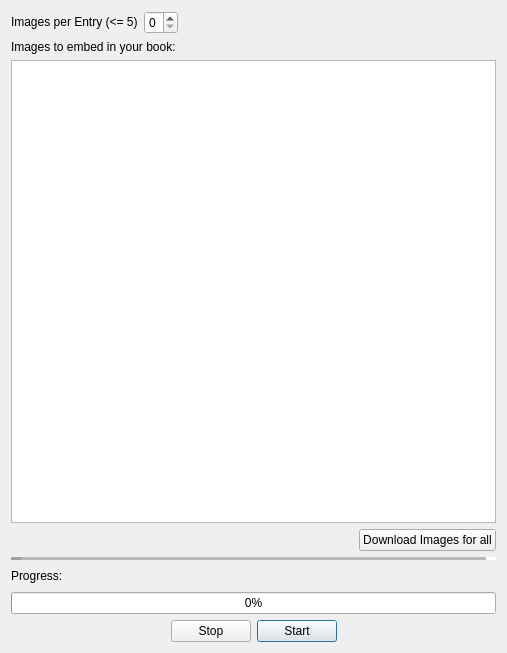
First picture: the form in design/textdialog.ui, repository kokimame/joytan, before the edit.
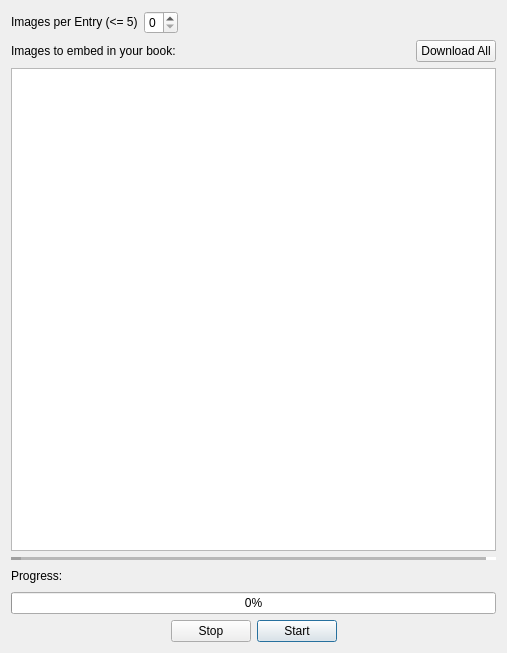
Second picture: the form after the edit.

```diff
--- a/design/textdialog.ui
+++ b/design/textdialog.ui
@@ -46,7 +46,10 @@
     </layout>
    </item>
    <item>
-    <layout class="QHBoxLayout" name="horizontalLayout_2">
+    <layout class="QHBoxLayout" name="horizontalLayout_2"/>
+   </item>
+   <item>
+    <layout class="QHBoxLayout" name="horizontalLayout_5">
      <item>
       <widget class="QLabel" name="label">
        <property name="text">
@@ -54,13 +57,6 @@
        </property>
       </widget>
      </item>
-    </layout>
-   </item>
-   <item>
-    <widget class="QListWidget" name="imgList"/>
-   </item>
-   <item>
-    <layout class="QHBoxLayout" name="horizontalLayout_5">
      <item>
       <spacer name="horizontalSpacer_5">
        <property name="orientation">
@@ -77,12 +73,15 @@
      <item>
       <widget class="QPushButton" name="shortcutBtn">
        <property name="text">
-        <string>Download Images for all</string>
+        <string>Download All</string>
        </property>
       </widget>
      </item>
     </layout>
    </item>
+   <item>
+    <widget class="QListWidget" name="imgList"/>
+   </item>
    <item>
     <widget class="Line" name="line">
      <property name="lineWidth">
```
